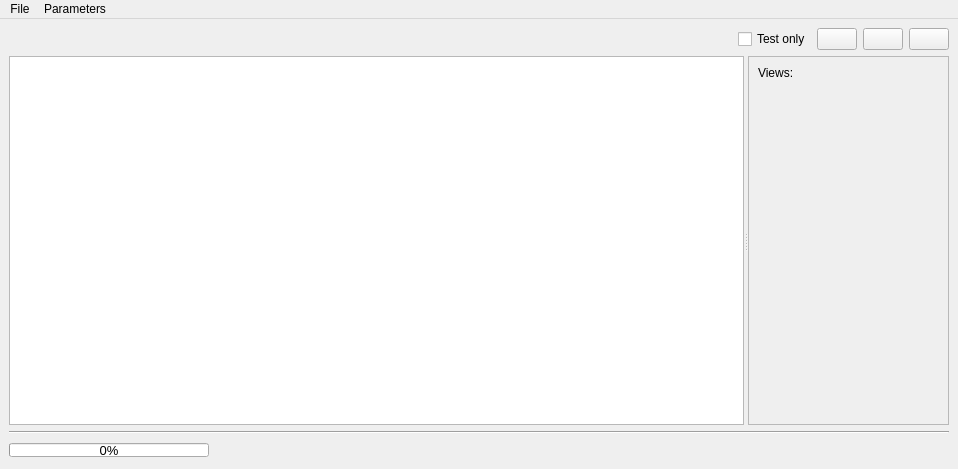
Above: view/qt/MainWindow.ui from AlertRED/mailing before the change. Below: the same form after it.
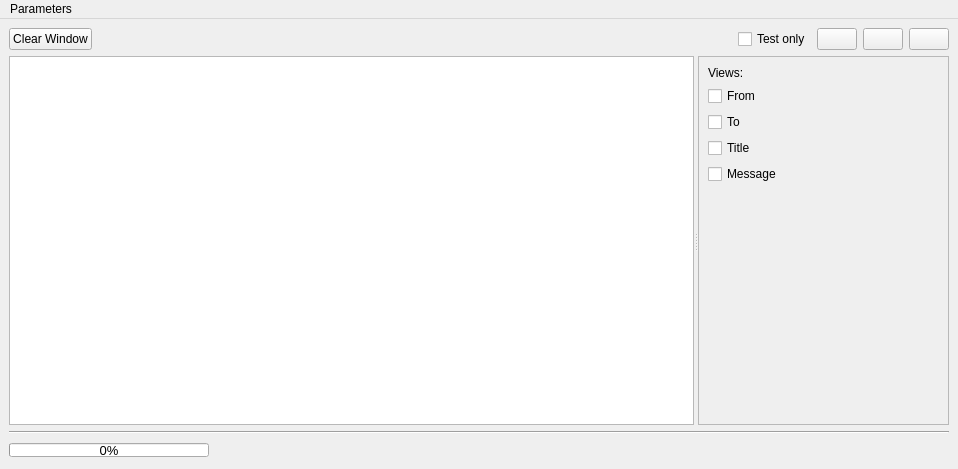
That is the form after the change. Icons and pictures are not drawn.

Diff of the .ui file:
```diff
--- a/view/qt/MainWindow.ui
+++ b/view/qt/MainWindow.ui
@@ -37,6 +37,19 @@
         <property name="sizeConstraint">
          <enum>QLayout::SetNoConstraint</enum>
         </property>
+        <item>
+         <widget class="QPushButton" name="pushButton_clearWindow">
+          <property name="sizePolicy">
+           <sizepolicy hsizetype="Fixed" vsizetype="Fixed">
+            <horstretch>0</horstretch>
+            <verstretch>0</verstretch>
+           </sizepolicy>
+          </property>
+          <property name="text">
+           <string>Clear Window</string>
+          </property>
+         </widget>
+        </item>
         <item>
          <spacer name="horizontalSpacer">
           <property name="orientation">
@@ -102,7 +115,7 @@
         </property>
         <widget class="QPlainTextEdit" name="plainText_log">
          <property name="sizePolicy">
-          <sizepolicy hsizetype="Minimum" vsizetype="Expanding">
+          <sizepolicy hsizetype="Fixed" vsizetype="Expanding">
            <horstretch>0</horstretch>
            <verstretch>0</verstretch>
           </sizepolicy>
@@ -149,6 +162,34 @@
               </item>
               <item>
                <layout class="QVBoxLayout" name="verticalLayout_Views">
+                <item>
+                 <widget class="QCheckBox" name="checkBox_from">
+                  <property name="text">
+                   <string>From</string>
+                  </property>
+                 </widget>
+                </item>
+                <item>
+                 <widget class="QCheckBox" name="checkBox_to">
+                  <property name="text">
+                   <string>To</string>
+                  </property>
+                 </widget>
+                </item>
+                <item>
+                 <widget class="QCheckBox" name="checkBox_title">
+                  <property name="text">
+                   <string>Title</string>
+                  </property>
+                 </widget>
+                </item>
+                <item>
+                 <widget class="QCheckBox" name="checkBox_message">
+                  <property name="text">
+                   <string>Message</string>
+                  </property>
+                 </widget>
+                </item>
                 <item>
                  <spacer name="verticalSpacer">
                   <property name="orientation">
@@ -318,11 +359,6 @@
      <height>24</height>
     </rect>
    </property>
-   <widget class="QMenu" name="menuFile">
-    <property name="title">
-     <string>File</string>
-    </property>
-   </widget>
    <widget class="QMenu" name="menuParameters">
     <property name="title">
      <string>Parameters</string>
@@ -330,7 +366,6 @@
     <addaction name="actionAccounts"/>
     <addaction name="actionData"/>
    </widget>
-   <addaction name="menuFile"/>
    <addaction name="menuParameters"/>
   </widget>
   <action name="action">
```
